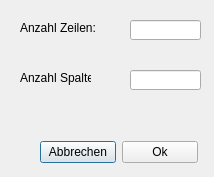
Old version of the form newtabledialog.ui in the repository klaus91/DBMS_Mittelstufenprojekt_V02.
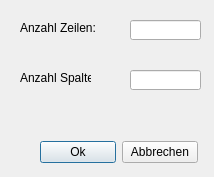
New version of the form.

```diff
--- a/newtabledialog.ui
+++ b/newtabledialog.ui
@@ -50,16 +50,16 @@
    </property>
    <layout class="QHBoxLayout" name="horizontalLayout">
     <item>
-     <widget class="QPushButton" name="abbrechenButton">
+     <widget class="QPushButton" name="okButton">
       <property name="text">
-       <string>Abbrechen</string>
+       <string>Ok</string>
       </property>
      </widget>
     </item>
     <item>
-     <widget class="QPushButton" name="okButton">
+     <widget class="QPushButton" name="abbrechenButton">
       <property name="text">
-       <string>Ok</string>
+       <string>Abbrechen</string>
       </property>
      </widget>
     </item>
```
